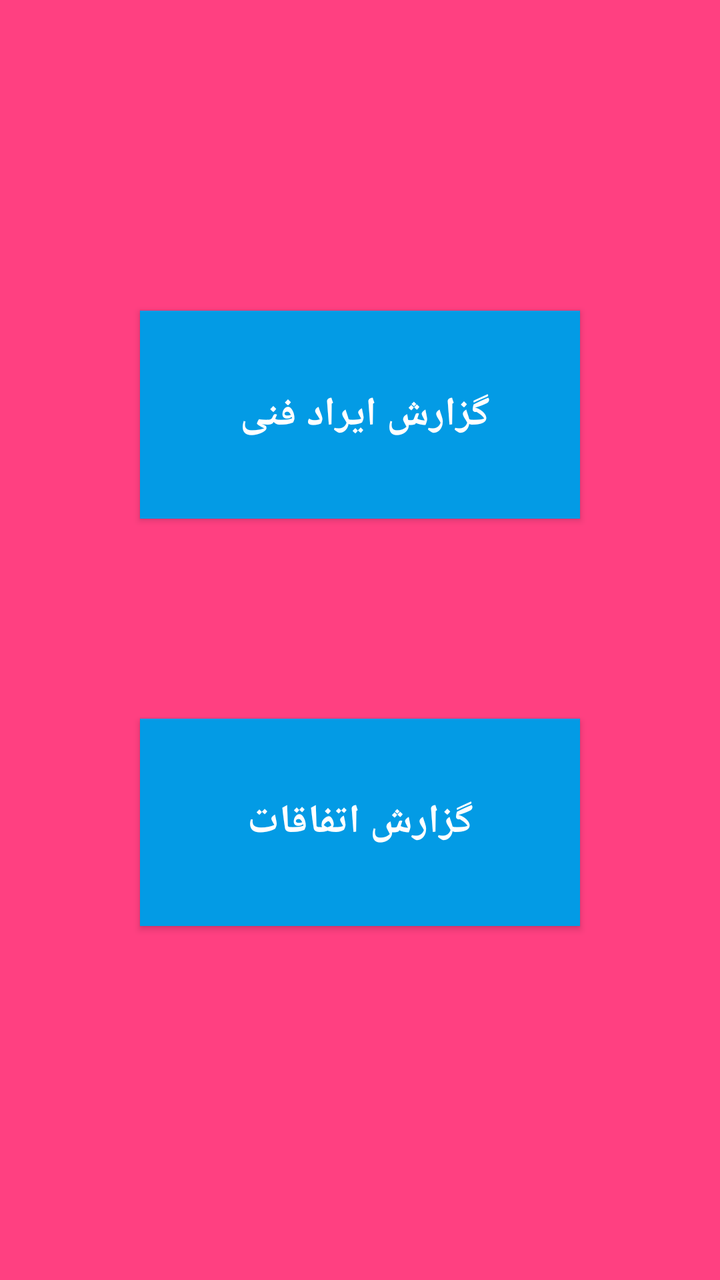
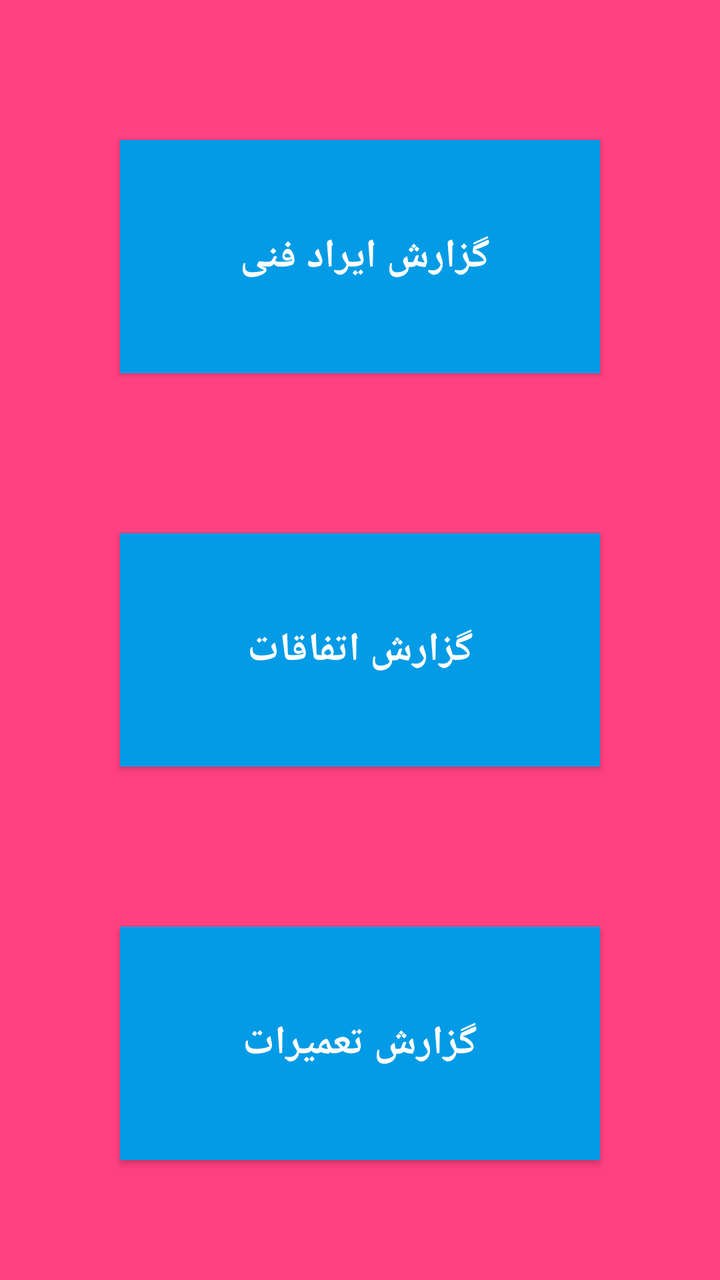

Screens rendered from an Android XML layout before and after an edit, with the pre-edit source and the edit as a unified diff.
<!-- AndroidManifest.xml: application theme AppTheme -->
<!-- res/layout/activity_report.xml -->
<?xml version="1.0" encoding="utf-8"?>
<RelativeLayout xmlns:android="http://schemas.android.com/apk/res/android"
    xmlns:app="http://schemas.android.com/apk/res-auto"
    xmlns:tools="http://schemas.android.com/tools"
    android:layout_width="match_parent"
    android:layout_height="match_parent"
    android:background="@color/colorAccent"
    android:paddingTop="10dp"
    tools:context=".Report.ActivityTimeDate">

    <LinearLayout
        android:layout_width="match_parent"
        android:layout_height="match_parent"
        android:layout_margin="20dp"
        android:orientation="vertical">

        <TextView
            android:id="@+id/rep_blnk1"
            android:layout_width="match_parent"
            android:layout_height="match_parent"
            android:layout_below="@+id/ivAttachment"
            android:layout_centerHorizontal="true"
            android:layout_weight="1.2"
            android:gravity="center"
            android:textColor="#fff" />
        <Button
            android:id="@+id/btn_tecnical"
            android:layout_width="match_parent"
            android:layout_height="match_parent"
            android:layout_alignParentBottom="true"
            android:layout_margin="50dp"
            android:layout_weight=".9"
            android:background="#039be5"
            android:gravity="center"
            android:text="گزارش ایراد فنی "
            android:textColor="#fff"
            android:textSize="20sp"
            android:textStyle="bold" />

        <TextView
            android:id="@+id/rep_blnk2"
            android:layout_width="match_parent"
            android:layout_height="match_parent"
            android:layout_below="@+id/ivAttachment"
            android:layout_centerHorizontal="true"
            android:layout_weight="1.5"
            android:gravity="center"
            android:textColor="#fff" />

        <Button
            android:id="@+id/btn_hapenning"
            android:layout_width="match_parent"
            android:layout_height="match_parent"
            android:layout_alignParentBottom="true"
            android:layout_margin="50dp"
            android:layout_weight=".9"
            android:background="#039be5"
            android:gravity="center"
            android:text="گزارش اتفاقات"
            android:textColor="#fff"
            android:textSize="20sp"
            android:textStyle="bold" />

        <TextView
            android:id="@+id/rep_blnk3"
            android:layout_width="match_parent"
            android:layout_height="match_parent"
            android:layout_below="@+id/ivAttachment"
            android:layout_centerHorizontal="true"
            android:layout_weight="1"
            android:gravity="center"
            android:textColor="#fff" />

    </LinearLayout>

</RelativeLayout>
<!-- resources referenced by this layout -->
<resources>
  <color name="colorAccent">#FF4081</color>
  <style name="AppTheme" parent="Theme.AppCompat.Light.DarkActionBar">
          
          <item name="colorPrimary">@color/colorPrimary</item>
          <item name="colorPrimaryDark">@color/colorPrimaryDark</item>
          <item name="colorAccent">@color/colorAccent</item>
      </style>
  <color name="colorPrimary">#3F51B5</color>
  <color name="colorPrimaryDark">#303F9F</color>
</resources>

<!-- the commit's change to res/layout/activity_report.xml (unified diff, before → after) -->
@@ -14,21 +14,14 @@
         android:layout_margin="20dp"
         android:orientation="vertical">
 
-        <TextView
-            android:id="@+id/rep_blnk1"
-            android:layout_width="match_parent"
-            android:layout_height="match_parent"
-            android:layout_below="@+id/ivAttachment"
-            android:layout_centerHorizontal="true"
-            android:layout_weight="1.2"
-            android:gravity="center"
-            android:textColor="#fff" />
+
+
         <Button
             android:id="@+id/btn_tecnical"
             android:layout_width="match_parent"
             android:layout_height="match_parent"
             android:layout_alignParentBottom="true"
-            android:layout_margin="50dp"
+            android:layout_margin="40dp"
             android:layout_weight=".9"
             android:background="#039be5"
             android:gravity="center"
@@ -37,22 +30,13 @@
             android:textSize="20sp"
             android:textStyle="bold" />
 
-        <TextView
-            android:id="@+id/rep_blnk2"
-            android:layout_width="match_parent"
-            android:layout_height="match_parent"
-            android:layout_below="@+id/ivAttachment"
-            android:layout_centerHorizontal="true"
-            android:layout_weight="1.5"
-            android:gravity="center"
-            android:textColor="#fff" />
 
         <Button
             android:id="@+id/btn_hapenning"
             android:layout_width="match_parent"
             android:layout_height="match_parent"
             android:layout_alignParentBottom="true"
-            android:layout_margin="50dp"
+            android:layout_margin="40dp"
             android:layout_weight=".9"
             android:background="#039be5"
             android:gravity="center"
@@ -61,15 +45,23 @@
             android:textSize="20sp"
             android:textStyle="bold" />
 
-        <TextView
-            android:id="@+id/rep_blnk3"
+
+
+        <Button
+            android:id="@+id/btn_fixing"
             android:layout_width="match_parent"
             android:layout_height="match_parent"
-            android:layout_below="@+id/ivAttachment"
-            android:layout_centerHorizontal="true"
-            android:layout_weight="1"
+            android:layout_alignParentBottom="true"
+            android:layout_margin="40dp"
+            android:layout_weight=".9"
+            android:background="#039be5"
             android:gravity="center"
-            android:textColor="#fff" />
+            android:text="گزارش تعمیرات"
+            android:textColor="#fff"
+            android:textSize="20sp"
+            android:textStyle="bold" />
+
+
 
     </LinearLayout>
 
